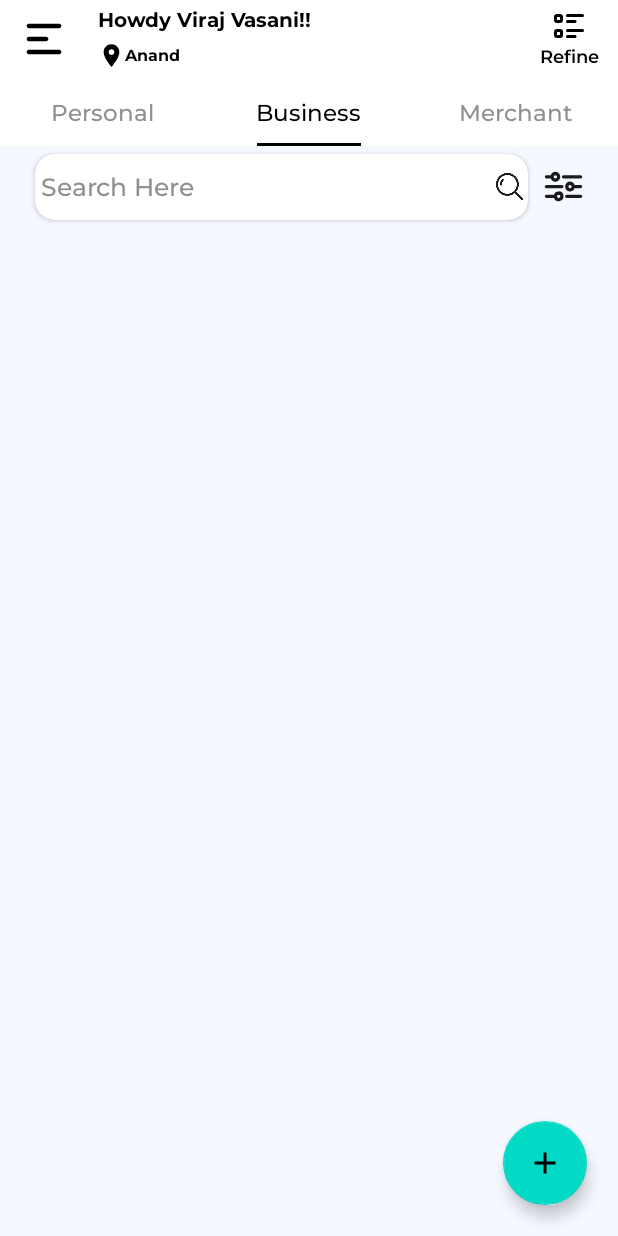
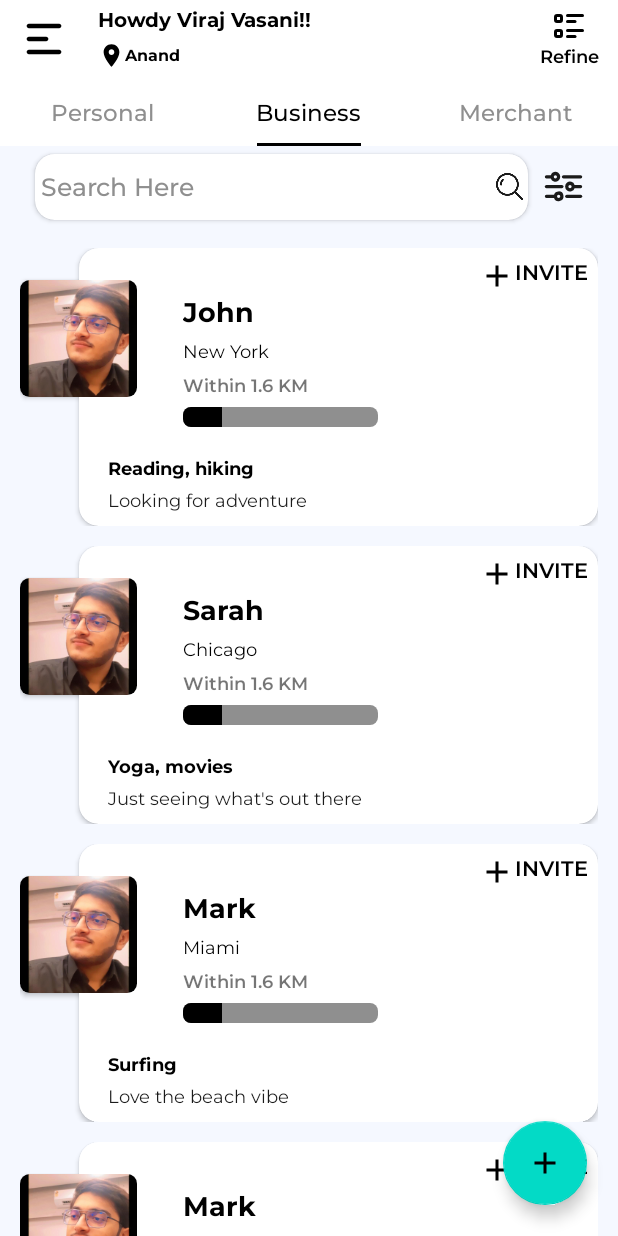
Before and after one commit to Viraj1812/Blackcoffer_Assignment, an Android app: the screen it shows after launch (MainActivity), tab 2 chosen, on a phone screen of 412 x 824 dp. Run offline under Robolectric (Android 15) with nearby library versions, the phone set to English and light mode, and no system bars; our stand-ins replace sdp/ssp sizes; plain views replace ExpandableTextView.

Commit message:
Business and Merchant UI Done

```diff
--- a/app/build.gradle
+++ b/app/build.gradle
@@ -54,4 +54,5 @@ dependencies {
     //ExtandabletextView
     implementation 'io.github.glailton.expandabletextview:expandabletextview:1.0.4'
 
+
 }
--- a/app/src/main/java/com/hvdev/blackcoffer_assignment/fragment/Business.kt
+++ b/app/src/main/java/com/hvdev/blackcoffer_assignment/fragment/Business.kt
@@ -1,20 +1,70 @@
 package com.hvdev.blackcoffer_assignment.fragment
 
+import android.app.Activity
+import android.content.Context
 import android.os.Bundle
 import androidx.fragment.app.Fragment
 import android.view.LayoutInflater
 import android.view.View
 import android.view.ViewGroup
+import androidx.recyclerview.widget.LinearLayoutManager
 import com.hvdev.blackcoffer_assignment.R
+import com.hvdev.blackcoffer_assignment.adapter.PostListAdapter
+import com.hvdev.blackcoffer_assignment.databinding.FragmentBusinessBinding
+import com.hvdev.blackcoffer_assignment.databinding.FragmentPersonalBinding
+import com.hvdev.blackcoffer_assignment.model.PostData
 
 class Business : Fragment() {
 
+    private lateinit var postData: ArrayList<PostData>
+    private lateinit var binding: FragmentBusinessBinding
+    private lateinit var activity: Activity
     override fun onCreateView(
         inflater: LayoutInflater, container: ViewGroup?,
         savedInstanceState: Bundle?
     ): View? {
-        // Inflate the layout for this fragment
-        return inflater.inflate(R.layout.fragment_business, container, false)
+        binding = FragmentBusinessBinding.inflate(inflater, container, false)
+
+        activity = requireActivity()
+
+        init()
+        setCaptionListAdapter()
+
+        return binding.root
+    }
+
+    override fun onAttach(context: Context) {
+        super.onAttach(context)
+
+        activity = context as Activity
+    }
+
+    private fun init() {
+        postData = ArrayList()
+        val data = listOf(
+            PostData("John", "New York", "Reading, hiking", "Looking for adventure", R.drawable.temp),
+            PostData(
+                "Sarah",
+                "Chicago",
+                "Yoga, movies",
+                "Just seeing what's out there",
+                R.drawable.temp
+            ),
+            PostData("Mark", "Miami", "Surfing", "Love the beach vibe", R.drawable.temp),
+            PostData("Mark", "Miami", "Surfing", "Love the beach vibe", R.drawable.temp),
+            PostData("Mark", "Miami", "Surfing", "Love the beach vibe", R.drawable.temp),
+            PostData("Mark", "Miami", "Surfing", "Love the beach vibe", R.drawable.temp)
+        )
+
+        postData.addAll(data)
+    }
+
+    private fun setCaptionListAdapter() {
+
+        binding.rvCaptionList.layoutManager = LinearLayoutManager(activity)
+        val adapter = PostListAdapter(activity,postData)
+        binding.rvCaptionList.adapter = adapter
+
     }
 
 }
--- a/app/src/main/java/com/hvdev/blackcoffer_assignment/fragment/Merchant.kt
+++ b/app/src/main/java/com/hvdev/blackcoffer_assignment/fragment/Merchant.kt
@@ -1,20 +1,71 @@
 package com.hvdev.blackcoffer_assignment.fragment
 
+import android.app.Activity
+import android.content.Context
 import android.os.Bundle
 import androidx.fragment.app.Fragment
 import android.view.LayoutInflater
 import android.view.View
 import android.view.ViewGroup
+import androidx.recyclerview.widget.LinearLayoutManager
 import com.hvdev.blackcoffer_assignment.R
+import com.hvdev.blackcoffer_assignment.adapter.PostListAdapter
+import com.hvdev.blackcoffer_assignment.databinding.FragmentMerchantBinding
+import com.hvdev.blackcoffer_assignment.databinding.FragmentPersonalBinding
+import com.hvdev.blackcoffer_assignment.model.PostData
 
 
 class Merchant : Fragment() {
+
+    private lateinit var postData: ArrayList<PostData>
+    private lateinit var binding: FragmentMerchantBinding
+    private lateinit var activity: Activity
 
     override fun onCreateView(
         inflater: LayoutInflater, container: ViewGroup?,
         savedInstanceState: Bundle?
     ): View? {
-        // Inflate the layout for this fragment
-        return inflater.inflate(R.layout.fragment_merchant, container, false)
+        binding = FragmentMerchantBinding.inflate(inflater, container, false)
+
+        activity = requireActivity()
+
+        init()
+        setCaptionListAdapter()
+
+        return binding.root
+    }
+
+    override fun onAttach(context: Context) {
+        super.onAttach(context)
+
+        activity = context as Activity
+    }
+
+    private fun init() {
+        postData = ArrayList()
+        val data = listOf(
+            PostData("John", "New York", "Reading, hiking", "Looking for adventure", R.drawable.temp),
+            PostData(
+                "Sarah",
+                "Chicago",
+                "Yoga, movies",
+                "Just seeing what's out there",
+                R.drawable.temp
+            ),
+            PostData("Mark", "Miami", "Surfing", "Love the beach vibe", R.drawable.temp),
+            PostData("Mark", "Miami", "Surfing", "Love the beach vibe", R.drawable.temp),
+            PostData("Mark", "Miami", "Surfing", "Love the beach vibe", R.drawable.temp),
+            PostData("Mark", "Miami", "Surfing", "Love the beach vibe", R.drawable.temp)
+        )
+
+        postData.addAll(data)
+    }
+
+    private fun setCaptionListAdapter() {
+
+        binding.rvCaptionList.layoutManager = LinearLayoutManager(activity)
+        val adapter = PostListAdapter(activity,postData)
+        binding.rvCaptionList.adapter = adapter
+
     }
 }
--- a/app/src/main/java/com/hvdev/blackcoffer_assignment/fragment/Personal.kt
+++ b/app/src/main/java/com/hvdev/blackcoffer_assignment/fragment/Personal.kt
@@ -18,6 +18,7 @@ class Personal : Fragment() {
     private lateinit var postData: ArrayList<PostData>
     private lateinit var binding: FragmentPersonalBinding
     private lateinit var activity: Activity
+
 
     override fun onCreateView(
         inflater: LayoutInflater, container: ViewGroup?, savedInstanceState: Bundle?
@@ -56,11 +57,6 @@ class Personal : Fragment() {
         )
 
         postData.addAll(data)
-
-        binding.filter.setOnClickListener()
-        {
-
-        }
     }
 
     private fun setCaptionListAdapter() {
@@ -71,5 +67,4 @@ class Personal : Fragment() {
 
     }
 
-
 }
--- a/app/src/main/res/layout/fragment_business.xml
+++ b/app/src/main/res/layout/fragment_business.xml
@@ -1,9 +1,9 @@
 <?xml version="1.0" encoding="utf-8"?>
 <FrameLayout xmlns:android="http://schemas.android.com/apk/res/android"
-    xmlns:app="http://schemas.android.com/apk/res-auto"
     xmlns:tools="http://schemas.android.com/tools"
     android:layout_width="match_parent"
     android:layout_height="match_parent"
+    xmlns:app="http://schemas.android.com/apk/res-auto"
     tools:context=".fragment.Business">
 
     <androidx.constraintlayout.widget.ConstraintLayout
```
Also changed, not shown: app/src/main/java/com/hvdev/blackcoffer_assignment/activity/RefineActivity.kt (+38 -0 lines), app/src/main/res/drawable/chat.xml (added, +24 -0 lines), app/src/main/res/drawable/contact.xml (added, +18 -0 lines), app/src/main/res/drawable/explore.xml (added, +20 -0 lines), app/src/main/res/drawable/hash.xml (added, +9 -0 lines), app/src/main/res/drawable/network.xml (added, +18 -0 lines), app/src/main/res/layout/activity_refine.xml (+16 -0 lines), app/src/main/res/layout/dropdown_item.xml (added, +9 -0 lines), app/src/main/res/menu/menu.xml (added, +25 -0 lines), app/src/main/res/values/strings.xml (+7 -0 lines).
